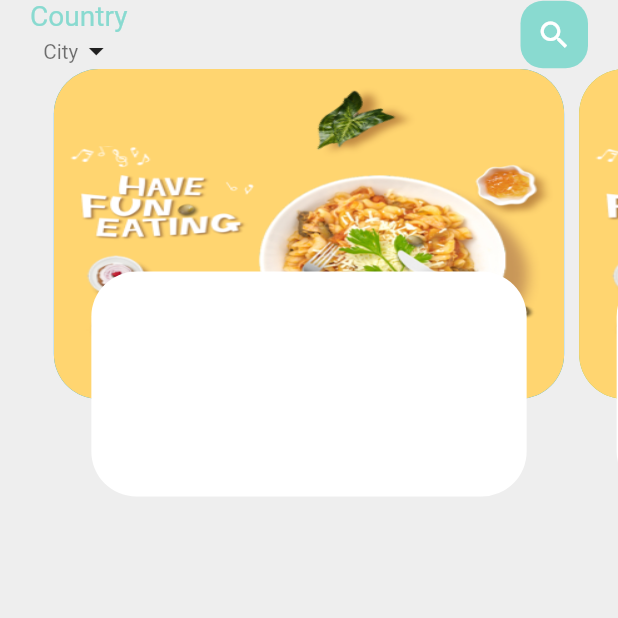
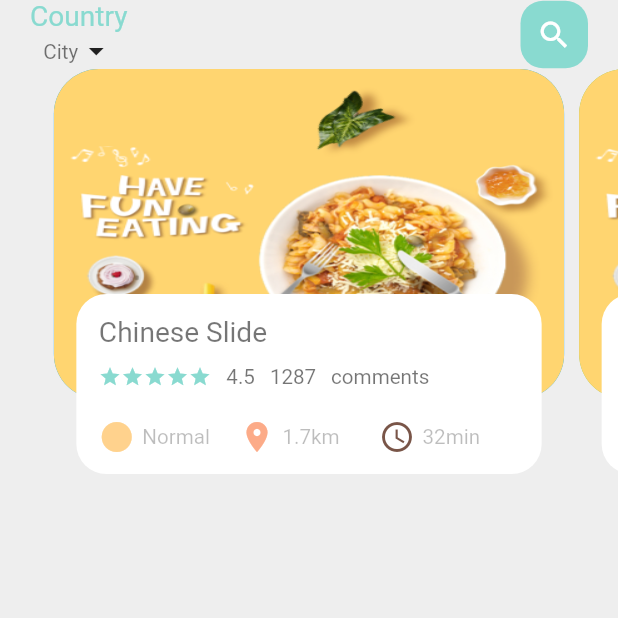
Before and after one commit to chryshel/Food-Delivery-App, a Flutter app: the screen it shows after launch, on a phone screen of 412 x 824 dp, the top half of it. Run offline on Flutter 3.47's test engine with Material 2 defaults, Android fonts, the phone set to English and light mode, and no system bars.

Commit message:
changes to home page

```diff
--- a/lib/home/main_food_page.dart
+++ b/lib/home/main_food_page.dart
@@ -1,5 +1,5 @@
 import 'package:flutter/material.dart';
-import 'package:uncle_pops/styles/textStyles.dart';
+import 'package:uncle_pops/styles/text_styles.dart';
 import 'package:uncle_pops/styles/colors.dart';
 import 'package:uncle_pops/widgets/shops_slider.dart';
 
--- a/lib/styles/textStyles.dart
+++ b/lib/styles/text_styles.dart
@@ -1,5 +1,5 @@
 import 'package:flutter/material.dart';
-import 'fontSizes.dart';
+import 'font_sizes.dart';
 
 TextStyle kDefaultTitleTextStyle (BuildContext context, Color color) =>
     TextStyle(
--- /dev/null
+++ b/lib/widgets/reusable/store_summary.dart
@@ -0,0 +1,51 @@
+import 'package:flutter/material.dart';
+import 'package:uncle_pops/styles/colors.dart';
+import 'package:uncle_pops/styles/text_styles.dart';
+
+class StoreSummary extends StatefulWidget {
+  final String? status;
+  final String? distance;
+  final String? maxDuration;
+
+  const StoreSummary({Key? key, this.status, this.distance, this.maxDuration}) : super(key: key);
+
+  @override
+  State<StoreSummary> createState() => _StoreSummaryState();
+}
+
+class _StoreSummaryState extends State<StoreSummary> {
+  @override
+  Widget build(BuildContext context) {
+    return Row(
+      children: [
+        Expanded(
+          child: Row(
+            children:  [
+              const Icon(Icons.circle,color: AppColors.iconColor1,),
+              const SizedBox(width: 5,),
+              Text("Normal",style:kDefaultSubTitleTextStyle(context,Colors.black26))
+            ],
+          ),
+        ),
+        Expanded(
+          child: Row(
+            children:  [
+              const Icon(Icons.location_on,color: AppColors.iconColor2),
+              const SizedBox(width: 5),
+              Text("1.7km",style:kDefaultSubTitleTextStyle(context,Colors.black26 ))
+            ],
+          ),
+        ),
+        Expanded(
+          child: Row(
+            children:  [
+              const Icon(Icons.access_time,color:Colors.brown,),
+              const SizedBox(width: 5,),
+              Text("32min",style:kDefaultSubTitleTextStyle(context,Colors.black26 ))
+            ],
+          ),
+        ),
+      ],
+    );
+  }
+}
--- a/lib/widgets/shops_slider.dart
+++ b/lib/widgets/shops_slider.dart
@@ -1,4 +1,7 @@
 import 'package:flutter/material.dart';
+import 'package:uncle_pops/styles/colors.dart';
+import 'package:uncle_pops/styles/text_styles.dart';
+import 'package:uncle_pops/widgets/reusable/store_summary.dart';
 class ShopSlider extends StatefulWidget {
   const ShopSlider({Key? key}) : super(key: key);
 
@@ -8,6 +11,26 @@ class ShopSlider extends StatefulWidget {
 
 class _ShopSliderState extends State<ShopSlider> {
   PageController pageController = PageController(viewportFraction: 0.85);
+  var _currPageValue = 0.0;
+  double _scaleFactor = 0.0;
+
+  @override
+  void initState() {
+    super.initState();
+    pageController.addListener(() {
+      setState(() {
+        _currPageValue = pageController.page!;
+      });
+
+    });
+
+  }
+  @override
+  void dispose() {
+    super.dispose();
+    pageController.dispose();
+  }
+
   @override
   Widget build(BuildContext context) {
     return PageView.builder(
@@ -18,8 +41,14 @@ class _ShopSliderState extends State<ShopSlider> {
         }
     );
   }
+
+  Widget _buildPageItem(int index){
+    Matrix4 matrix = Matrix4.identity();
+    if(index == _currPageValue.floor()){
+      var currScale = 1 - (_currPageValue - index) * ( 1 - _scaleFactor);
+    }else if(index == _currPageValue.floor()+1){
+      var currScale = _scaleFactor + ( _currPageValue - index + 1) * ( 1 - _scaleFactor);
     }
-Widget _buildPageItem(int index){
     return Stack(
       children: [
         Container(
@@ -37,15 +66,44 @@ Widget _buildPageItem(int index){
         Align(
           alignment: Alignment.bottomCenter,
           child: Container(
-          height: 150,
-          margin: const EdgeInsets.only(left: 30,right: 30,bottom: 15),
+            height: 120,
+            margin: const EdgeInsets.only(left: 20,right: 20,bottom: 30),
             decoration: BoxDecoration(
               color: Colors.white,
-            borderRadius: BorderRadius.circular(30),
-
+              borderRadius: BorderRadius.circular(20),
+            ),
+            child:Padding(
+              padding: const EdgeInsets.fromLTRB(15,15,15,8.0),
+              child: Column(
+                crossAxisAlignment: CrossAxisAlignment.start,
+                children:  [
+                  Text("Chinese Slide",style:kDefaultTitleTextStyle(context, Colors.black54),),
+                  const SizedBox(height: 10,),
+                  Row(
+                    children:  [
+                      Wrap(
+                          children: List.generate(5, (index) => const Icon(
+                            Icons.star,
+                            color: AppColors.mainColor,
+                            size: 15,
+                          ))
+                      ),
+                      const SizedBox(width: 10,),
+                      Text("4.5",style:kDefaultSubTitleTextStyle(context,Colors.black54 )),
+                      const SizedBox(width: 10,),
+                      Text("1287",style:kDefaultSubTitleTextStyle(context,Colors.black54 )),
+                      const SizedBox(width: 10,),
+                      Text("comments",style:kDefaultSubTitleTextStyle(context,Colors.black54 )),
+                    ],
+                  ),
+                  const SizedBox(height: 20,),
+                  const StoreSummary()
+                ],
+              ),
             ),
           ),
         ),
       ],
     );
   }
+}
```
Also changed, not shown: lib/styles/font_sizes.dart (renamed from lib/styles/fontSizes.dart). Lines whose indentation alone changed are shown as unchanged.
